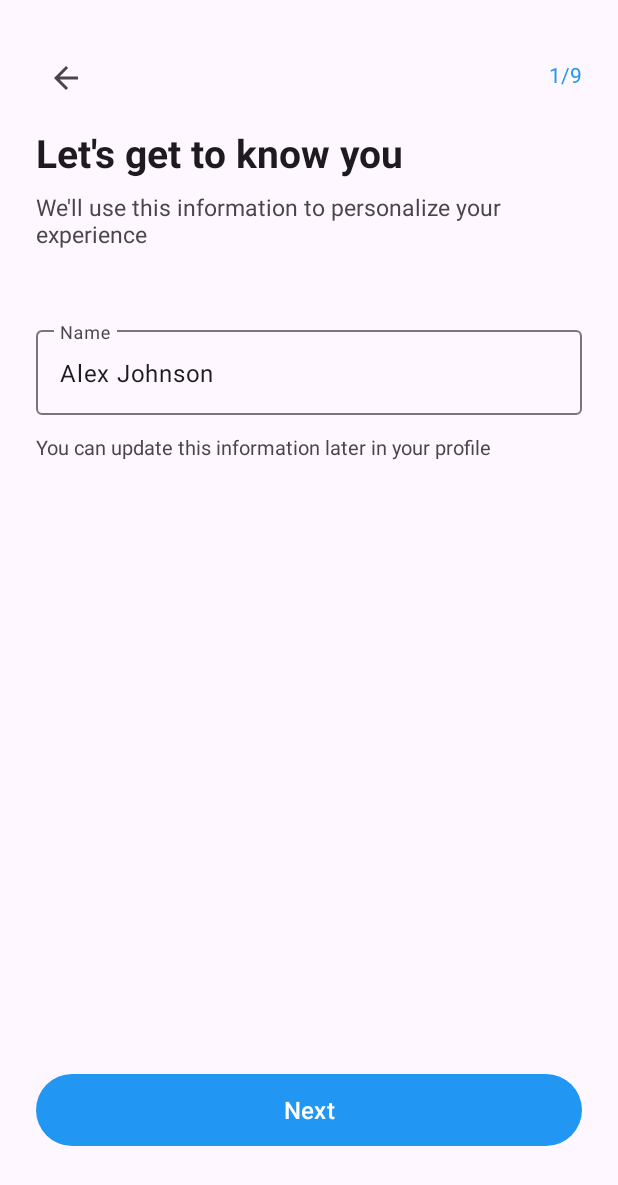
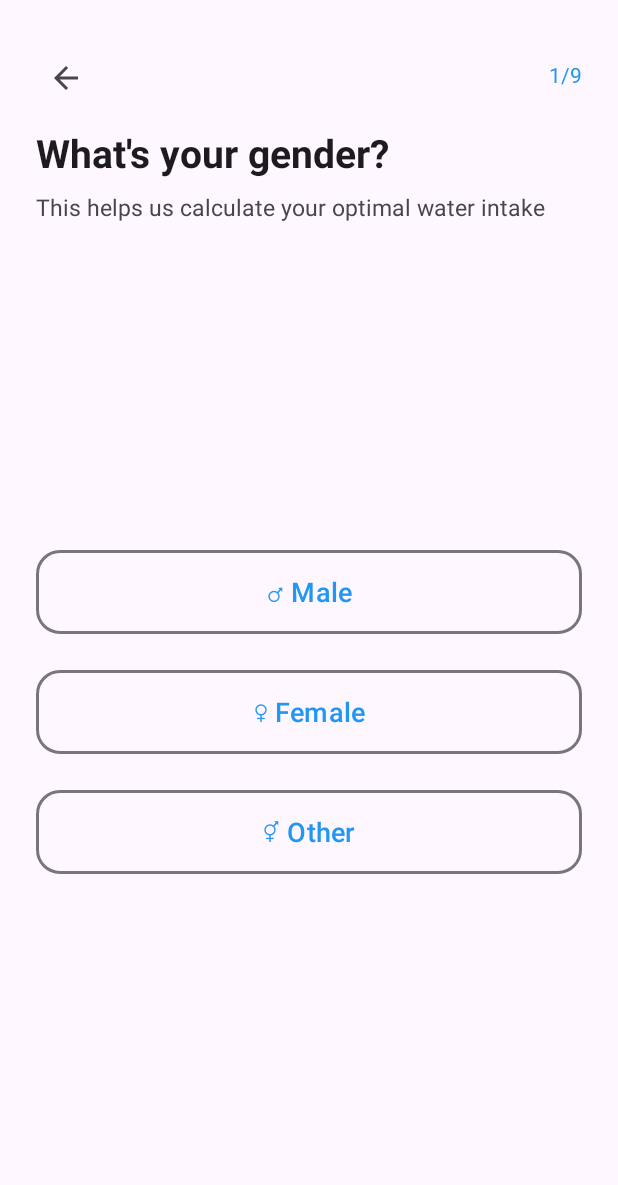
Before and after one commit to davidwxcui/waterwise, an Android app: the screen it shows after launch once a user with an empty profile is signed in (OnboardingActivity), after a tap on "Get Started", on a phone screen of 412 x 824 dp. Shown: the top 1185 px of the screen. Run offline under Robolectric (Android 15) with nearby library versions, the light colour scheme and no system bars; our stand-ins replace Firebase (no records; nobody signed in at launch, a user with empty details on screens opened directly), navigation-ui.

Commit message:
fix order of welcome page

```diff
--- a/waterwise/app/src/main/java/com/davidwxcui/waterwise/ui/onboarding/WelcomeFragment.kt
+++ b/waterwise/app/src/main/java/com/davidwxcui/waterwise/ui/onboarding/WelcomeFragment.kt
@@ -32,7 +32,7 @@ class WelcomeFragment : Fragment() {
         super.onViewCreated(view, savedInstanceState)
 
         binding.btnGetStarted.setOnClickListener {
-            findNavController().navigate(R.id.action_welcome_to_userInfo)
+            findNavController().navigate(R.id.action_welcome_to_gender)
         }
 
         binding.btnSkip.setOnClickListener {
--- a/waterwise/app/src/main/res/layout/fragment_gender.xml
+++ b/waterwise/app/src/main/res/layout/fragment_gender.xml
@@ -22,7 +22,7 @@
         android:layout_width="wrap_content"
         android:layout_height="wrap_content"
         android:layout_marginTop="16dp"
-        android:text="2/10"
+        android:text="1/9"
         android:textColor="?attr/colorPrimary"
         android:textSize="14sp"
         app:layout_constraintEnd_toEndOf="parent"
--- a/waterwise/app/src/main/res/layout/fragment_weight.xml
+++ b/waterwise/app/src/main/res/layout/fragment_weight.xml
@@ -22,7 +22,7 @@
         android:layout_width="wrap_content"
         android:layout_height="wrap_content"
         android:layout_marginTop="16dp"
-        android:text="3/10"
+        android:text="2/9"
         android:textColor="?attr/colorPrimary"
         android:textSize="14sp"
         app:layout_constraintEnd_toEndOf="parent"
--- a/waterwise/app/src/main/res/navigation/onboarding_navigation.xml
+++ b/waterwise/app/src/main/res/navigation/onboarding_navigation.xml
@@ -5,30 +5,20 @@
     android:id="@+id/onboarding_navigation"
     app:startDestination="@+id/welcomeFragment">
 
+    <!-- Page 1: Welcome -->
     <fragment
         android:id="@+id/welcomeFragment"
         android:name="com.davidwxcui.waterwise.ui.onboarding.WelcomeFragment"
         android:label="Welcome"
         tools:layout="@layout/fragment_welcome">
         <action
-            android:id="@+id/action_welcome_to_userInfo"
-            app:destination="@id/userInfoFragment"
-            app:enterAnim="@android:anim/slide_in_left"
-            app:exitAnim="@android:anim/slide_out_right" />
-    </fragment>
-
-    <fragment
-        android:id="@+id/userInfoFragment"
-        android:name="com.davidwxcui.waterwise.ui.onboarding.UserInfoFragment"
-        android:label="User Info"
-        tools:layout="@layout/fragment_user_info">
-        <action
-            android:id="@+id/action_userInfo_to_gender"
+            android:id="@+id/action_welcome_to_gender"
             app:destination="@id/genderFragment"
             app:enterAnim="@android:anim/slide_in_left"
             app:exitAnim="@android:anim/slide_out_right" />
     </fragment>
 
+    <!-- Page 2: Gender Selection -->
     <fragment
         android:id="@+id/genderFragment"
         android:name="com.davidwxcui.waterwise.ui.onboarding.GenderFragment"
@@ -41,6 +31,7 @@
             app:exitAnim="@android:anim/slide_out_right" />
     </fragment>
 
+    <!-- Page 3: Weight -->
     <fragment
         android:id="@+id/weightFragment"
         android:name="com.davidwxcui.waterwise.ui.onboarding.WeightFragment"
@@ -53,6 +44,7 @@
             app:exitAnim="@android:anim/slide_out_right" />
     </fragment>
 
+    <!-- Page 4: Height -->
     <fragment
         android:id="@+id/heightFragment"
         android:name="com.davidwxcui.waterwise.ui.onboarding.HeightFragment"
@@ -65,6 +57,7 @@
             app:exitAnim="@android:anim/slide_out_right" />
     </fragment>
 
+    <!-- Page 5: Training Frequency -->
     <fragment
         android:id="@+id/trainingFrequencyFragment"
         android:name="com.davidwxcui.waterwise.ui.onboarding.TrainingFrequencyFragment"
@@ -77,6 +70,7 @@
             app:exitAnim="@android:anim/slide_out_right" />
     </fragment>
 
+    <!-- Page 6: Caffeine Intake -->
     <fragment
         android:id="@+id/caffeineIntakeFragment"
         android:name="com.davidwxcui.waterwise.ui.onboarding.CaffeineIntakeFragment"
@@ -89,6 +83,7 @@
             app:exitAnim="@android:anim/slide_out_right" />
     </fragment>
 
+    <!-- Page 7: Vegetables Intake -->
     <fragment
         android:id="@+id/vegetablesIntakeFragment"
         android:name="com.davidwxcui.waterwise.ui.onboarding.VegetablesIntakeFragment"
@@ -101,6 +96,7 @@
             app:exitAnim="@android:anim/slide_out_right" />
     </fragment>
 
+    <!-- Page 8: Personal Goal Selection -->
     <fragment
         android:id="@+id/goalSelectionFragment"
         android:name="com.davidwxcui.waterwise.ui.onboarding.GoalSelectionFragment"
@@ -113,6 +109,7 @@
             app:exitAnim="@android:anim/slide_out_right" />
     </fragment>
 
+    <!-- Page 9: Goal Timeline -->
     <fragment
         android:id="@+id/goalTimelineFragment"
         android:name="com.davidwxcui.waterwise.ui.onboarding.GoalTimelineFragment"
@@ -125,6 +122,7 @@
             app:exitAnim="@android:anim/slide_out_right" />
     </fragment>
 
+    <!-- Page 10: Daily Goal Result -->
     <fragment
         android:id="@+id/dailyGoalResultFragment"
         android:name="com.davidwxcui.waterwise.ui.onboarding.DailyGoalResultFragment"
```
Also changed, not shown: waterwise/app/src/main/java/com/davidwxcui/waterwise/ui/onboarding/OnboardingViewModel.kt (+10 -7 lines).
